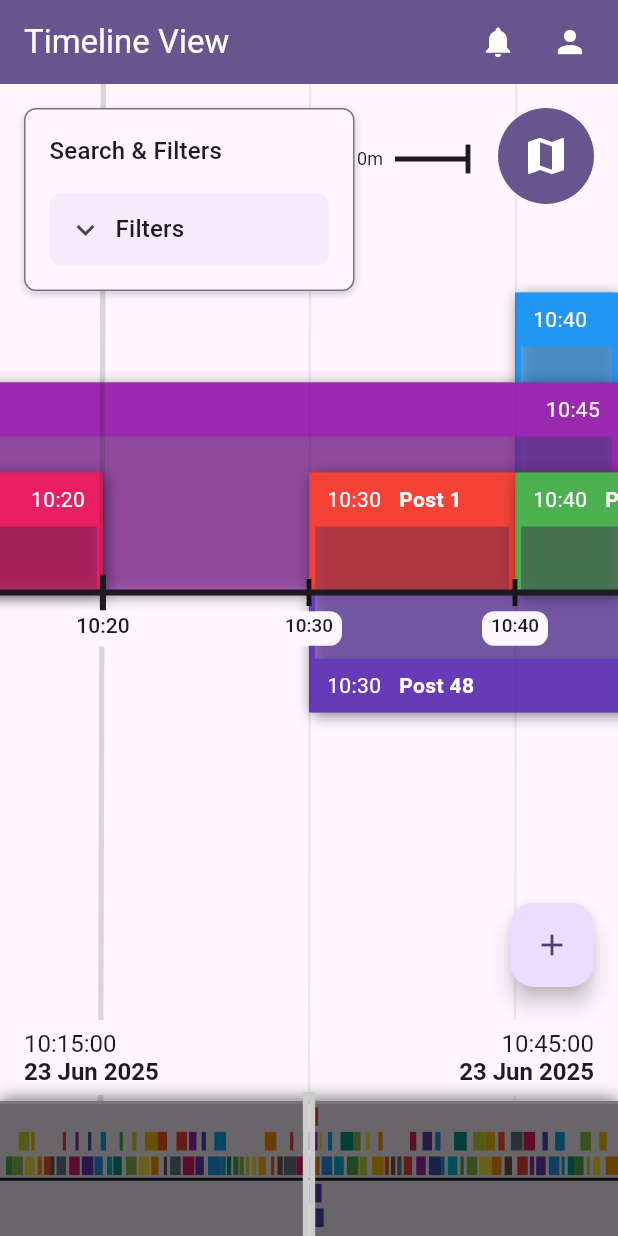
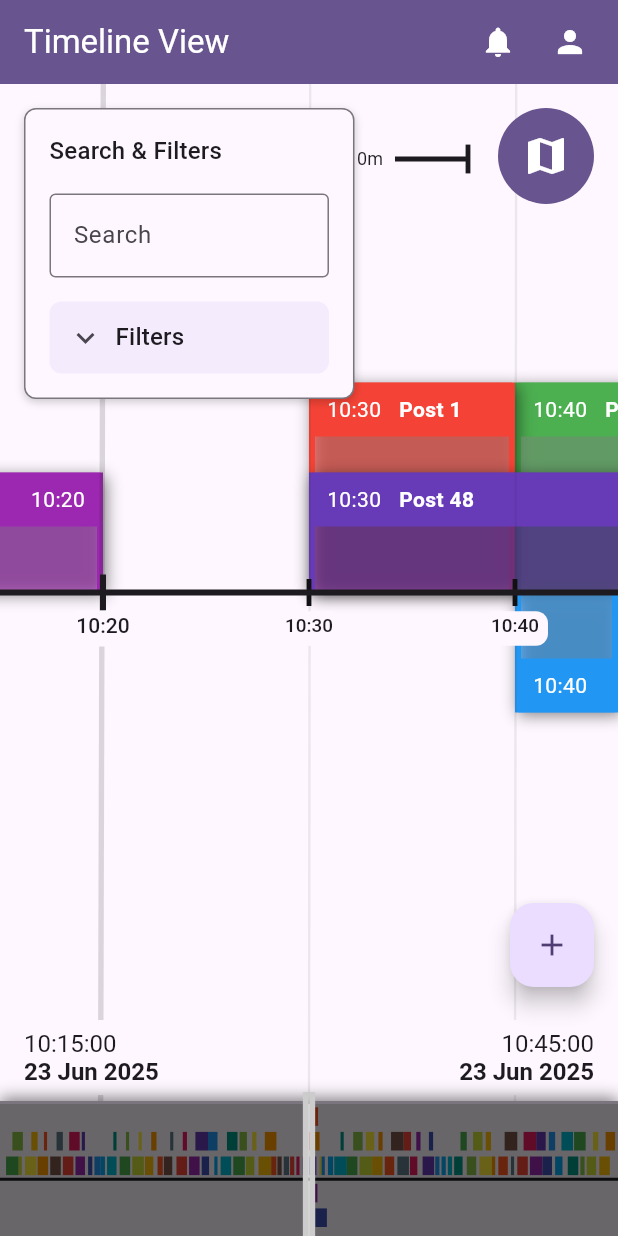
Before and after one commit to Nowaha/assignment_sem6, a Flutter app: the HomePage screen opened by its route, on a phone screen of 412 x 824 dp. Run offline on Flutter 3.47's test engine with Material 3 defaults, Android fonts, the phone set to English and light mode, and no system bars; our stand-ins replace flutter_map, go_router, latlong2; missing offline and left inert: bcrypt, flutter_map_marker_cluster, mutex; accounts and stored records are empty; statements that could not run were skipped.

Commit message:
Improve map

```diff
--- a/lib/screens/home.dart
+++ b/lib/screens/home.dart
@@ -7,6 +7,7 @@ import 'package:assignment_sem6/state/authstate.dart';
 import 'package:assignment_sem6/util/time.dart';
 import 'package:assignment_sem6/util/timelineutil.dart';
 import 'package:assignment_sem6/widgets/screen.dart';
+import 'package:assignment_sem6/widgets/view/filter/filtercontainer.dart';
 import 'package:assignment_sem6/widgets/view/timeline/item/basictimelineitem.dart';
 import 'package:assignment_sem6/widgets/view/timeline/minimap/timelineminimap.dart';
 import 'package:assignment_sem6/widgets/view/timeline/minimap/timelineminimapzoom.dart';
@@ -123,14 +124,14 @@ class _HomePageState extends State<HomePage> with ToastMixin {
         color: Colors.yellow,
         location: generateLocation(random),
       ),
-      for (int i = 0; i < 10; i++)
-        TempPost(
-          startTimestamp: secondDay + (1000 * 60 * 50) + (1000 * i),
-          endTimestamp: secondDay + (1000 * 60 * 50) + 1000 * (i + 1),
-          name: "Post small",
-          color: Colors.primaries[i],
-          location: generateLocation(random),
-        ),
+      // for (int i = 0; i < 10; i++)
+      //   TempPost(
+      //     startTimestamp: secondDay + (1000 * 60 * 50) + (1000 * i),
+      //     endTimestamp: secondDay + (1000 * 60 * 50) + 1000 * (i + 1),
+      //     name: "Post small",
+      //     color: Colors.primaries[i],
+      //     location: generateLocation(random),
+      //   ),
       for (int i = startTimestamp; i < endTimestamp; i += 1000 * 60 * 30)
         TempPost(
           startTimestamp: i.toInt(),
@@ -391,6 +392,11 @@ class _HomePageState extends State<HomePage> with ToastMixin {
                           );
                         },
                       ),
+                      Positioned(
+                        left: 16,
+                        top: 16,
+                        child: RepaintBoundary(child: FilterContainer()),
+                      ),
                     ],
                   ),
                 ),
@@ -414,7 +420,7 @@ class _HomePageState extends State<HomePage> with ToastMixin {
 
 enum ActiveView {
   timeline("Timeline View", 150.0),
-  map("Map View", 90.0);
+  map("Map View", 150.0);
 
   final String title;
   final double fabOffset;
--- a/lib/widgets/view/filter/filtercontainer.dart
+++ b/lib/widgets/view/filter/filtercontainer.dart
@@ -1,4 +1,5 @@
 import 'package:assignment_sem6/widgets/view/filter/filter.dart';
+import 'package:assignment_sem6/widgets/view/filter/search.dart';
 import 'package:flutter/material.dart';
 
 class FilterContainer extends StatelessWidget {
@@ -31,7 +32,7 @@ class FilterContainer extends StatelessWidget {
             "Search & Filters",
             style: Theme.of(context).textTheme.titleMedium,
           ),
-          // SearchWidget(),
+          SearchWidget(),
           FilterWidget(),
         ],
       ),
--- /dev/null
+++ b/lib/widgets/view/map/mapscalepainter.dart
@@ -0,0 +1,3 @@
+// class MapScalePainter {
+//   final double size;
+// }
--- a/lib/widgets/view/timeline/painter/scalepainter.dart
+++ b/lib/widgets/view/timeline/painter/scalepainter.dart
@@ -8,7 +8,7 @@ class ScalePainter extends CustomPainter {
 
   final Offset position;
   final double timelineWidth;
-  final double timelineThickness;
+  final num timelineThickness;
   final double tickHeight;
   final double tickWidth;
   final int timeScale;
@@ -38,7 +38,7 @@ class ScalePainter extends CustomPainter {
     final paint =
         Paint()
           ..color = timelineColor
-          ..strokeWidth = timelineThickness;
+          ..strokeWidth = timelineThickness.toDouble();
 
     final width = (timelineWidth / timeScale * tickEvery);
     final double startX, endX;
--- a/lib/widgets/view/timeline/timeline.dart
+++ b/lib/widgets/view/timeline/timeline.dart
@@ -1,6 +1,5 @@
 import 'package:assignment_sem6/util/screen.dart';
 import 'package:assignment_sem6/util/timelineutil.dart';
-import 'package:assignment_sem6/widgets/view/filter/filtercontainer.dart';
 import 'package:assignment_sem6/widgets/view/timeline/timelinecontroller.dart';
 import 'package:assignment_sem6/widgets/view/timeline/timelinecontrols.dart';
 import 'package:assignment_sem6/widgets/view/timeline/timelineelement.dart';
@@ -189,11 +188,6 @@ class TimelineState extends State<Timeline> {
                     ],
                   ),
                 ),
-                Positioned(
-                  left: 16,
-                  top: 16,
-                  child: RepaintBoundary(child: FilterContainer()),
-                ),
               ],
             );
           },
```
Also changed, not shown: lib/screens/view/map.dart (+52 -4 lines).
